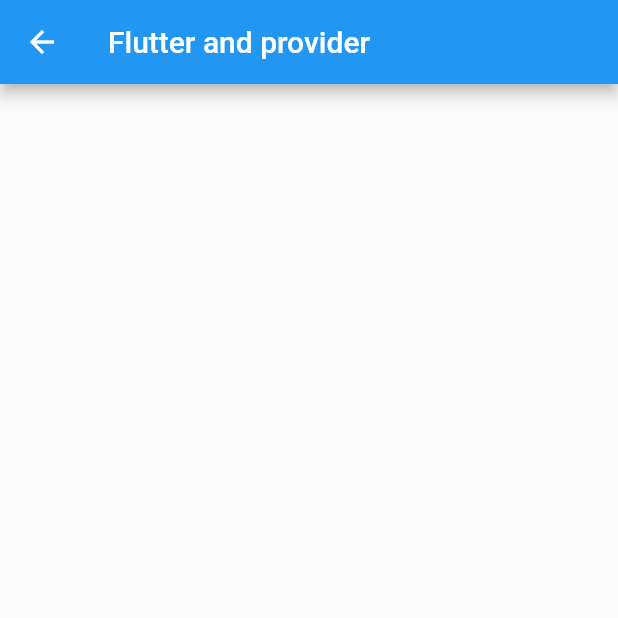
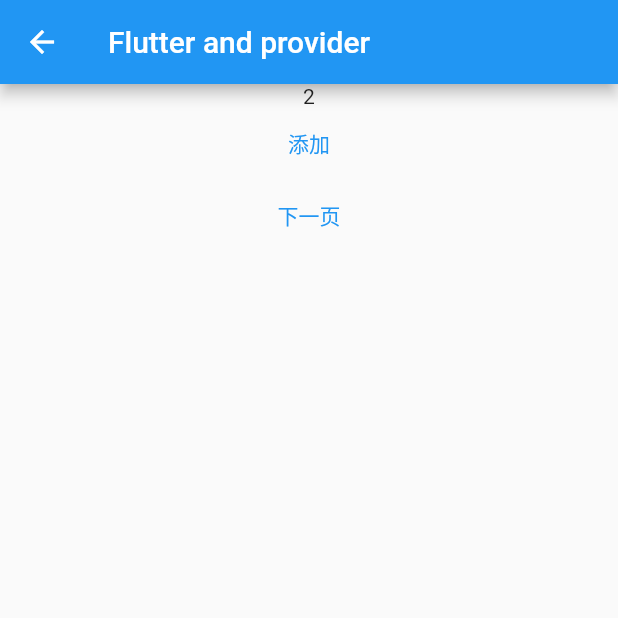
Before and after one commit to iwesion/flutter_state_manage_demo, a Flutter app: the screen it shows after launch, after a tap on "provider", on a phone screen of 412 x 824 dp, the top half of it. Run offline on Flutter 3.47's test engine with Material 2 defaults, Android fonts, the light colour scheme and no system bars; our stand-ins replace flutter_mobx, mobx; generated files the repository leaves out were written again.

Commit message:
添加了provider

```diff
--- a/lib/home.dart
+++ b/lib/home.dart
@@ -1,7 +1,9 @@
 import 'package:flutter/material.dart';
+import 'package:provider/provider.dart';
 import 'package:state_manage_demo/helloword.dart';
 import 'package:state_manage_demo/mobx/first_mobx_vc.dart';
 import 'package:state_manage_demo/provider/first_provider_vc.dart';
+import 'package:state_manage_demo/provider/model/providercounter.dart';
 
 class HomeVC extends StatelessWidget {
   const HomeVC({Key? key}) : super(key: key);
@@ -41,7 +43,10 @@
                         Navigator.push(
                           context,
                           MaterialPageRoute(builder: (context) {
-                            return const FirstProviderVC();
+                            return ChangeNotifierProvider(
+                              create: (context) => ProviderCounter(2),
+                              child: const FirstProviderVC(),
+                            );
                           }),
                         )
                       },
--- a/lib/provider/first_provider_vc.dart
+++ b/lib/provider/first_provider_vc.dart
@@ -1,14 +1,47 @@
 import 'package:flutter/material.dart';
+import 'package:provider/provider.dart';
+import 'package:state_manage_demo/provider/second_provider_vc.dart';
 
-class FirstProviderVC extends StatelessWidget {
+import 'model/providercounter.dart';
+
+class FirstProviderVC extends StatefulWidget {
   const FirstProviderVC({Key? key}) : super(key: key);
 
   @override
+  _FirstProviderVCState createState() => _FirstProviderVCState();
+}
+
+class _FirstProviderVCState extends State<FirstProviderVC> {
+  @override
   Widget build(BuildContext context) {
+    print("1111");
     return Scaffold(
         appBar: AppBar(
           title: const Text('Flutter and provider'),
         ),
-        body: Container());
+        body: Center(
+          child: Consumer<ProviderCounter>(builder: (context, count, child) {
+            return Column(
+              children: [
+                Text("${count.num}"),
+                TextButton(
+                    onPressed: () {
+                      count.add();
+                    },
+                    child: const Text("添加")),
+                TextButton(
+                    onPressed: () {
+                      Navigator.push(
+                        context,
+                        MaterialPageRoute(builder: (context) {
+                          return const SecondProviderVC();
+                        }),
+                      );
+                    },
+                    child: const Text("下一页")),
+              ],
+            );
+          }),
+        ));
   }
 }
--- a/lib/provider/model/providercounter.dart
+++ b/lib/provider/model/providercounter.dart
@@ -3,14 +3,12 @@
 
 class ProviderCounter with ChangeNotifier {
   //1
-  int _count;
-  ProviderCounter(this._count);
+  int num = 10;
+  ProviderCounter(this.num);
 
   void add() {
-    _count++;
+    num++;
     //通知用到Counter对象的widget刷新用的。
     notifyListeners(); //2
   }
-
-  get count => _count; //3
 }
```
Also changed, not shown: lib/provider/second_provider_vc.dart (added, +33 -0 lines).
